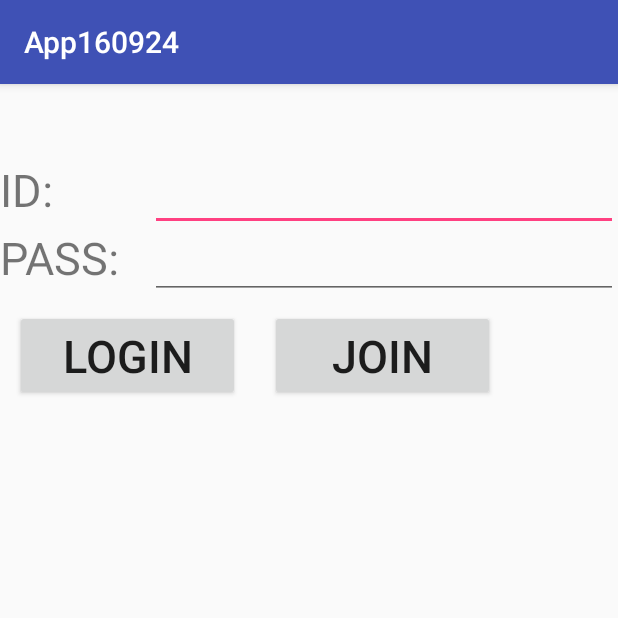
After one commit to ysnet1/App160924, an Android app: the LoginActivity screen opened directly, with no data from a screen before it, on a phone screen of 412 x 824 dp, the top half of it. The commit adds this screen. Run offline under Robolectric (Android 15) with nearby library versions, the phone set to English and light mode, and no system bars.

Commit message:
comit 14:38

```diff
--- a/app/src/main/AndroidManifest.xml
+++ b/app/src/main/AndroidManifest.xml
@@ -9,15 +9,15 @@
         android:supportsRtl="true"
         android:theme="@style/AppTheme">
         <activity android:name=".MainActivity">
-
-        </activity>
-        <activity android:name=".CalcActivity">
             <intent-filter>
                 <action android:name="android.intent.action.MAIN" />
 
                 <category android:name="android.intent.category.LAUNCHER" />
             </intent-filter>
         </activity>
+        <activity android:name=".calc.CalcActivity" />
+        <activity android:name=".Member.LoginActivity" />
+        <activity android:name=".Member.JoinActivity"></activity>
     </application>
 
 </manifest>
--- /dev/null
+++ b/app/src/main/java/com/ysnet/android/app160924/Member/LoginActivity.java
@@ -0,0 +1,64 @@
+package com.ysnet.android.app160924.Member;
+
+import android.os.Bundle;
+import android.support.v7.app.AppCompatActivity;
+import android.view.View;
+import android.widget.Button;
+import android.widget.EditText;
+import android.widget.Toast;
+
+import com.ysnet.android.app160924.R;
+
+public class LoginActivity extends AppCompatActivity implements View.OnClickListener{
+    Button bt_login,bt_join;
+    EditText et_id,et_pw;
+    MemberService service = new MemberServiceImpl();
+
+    @Override
+    protected void onCreate(Bundle savedInstanceState) {
+        super.onCreate(savedInstanceState);
+        setContentView(R.layout.activity_login);
+
+        bt_login = (Button)findViewById(R.id.bt_login);
+        bt_join =(Button)findViewById(R.id.bt_login);
+        et_id = (EditText)findViewById(R.id.et_id);
+        et_pw = (EditText)findViewById(R.id.et_pw);
+
+        bt_login.setOnClickListener(this);
+        bt_join.setOnClickListener(this);
+
+    }
+
+    @Override
+    public void onClick(View v) {
+        String id = et_id.getText().toString(),
+                pw = et_pw.getText().toString();
+        MemberDTO member = new MemberDTO();
+        switch (v.getId()){
+            case R.id.bt_login:
+                member.setId(id);
+                member.setPw(pw);
+                member = service.login(member);
+                if(member.getId().equals("NONE")){
+                    Toast.makeText(LoginActivity.this,
+                            "존재하지않는 아이디 입니다.",
+                            Toast.LENGTH_LONG).show();
+
+                }else if(member.getId().equals("NO_MATCH")){
+                    Toast.makeText(LoginActivity.this,
+                            "비밀번호가 존재하지 않습니다.",
+                            Toast.LENGTH_LONG).show();
+                }else{
+                    Toast.makeText(LoginActivity.this,
+                            "환영합니다."+id,
+                            Toast.LENGTH_LONG).show();
+                }
+
+                break;
+            case R.id.bt_join:
+
+                break;
+        }
+
+    }
+}
--- /dev/null
+++ b/app/src/main/java/com/ysnet/android/app160924/Member/MemberService.java
@@ -0,0 +1,10 @@
+package com.ysnet.android.app160924.Member;
+
+/**
+ * Created by Young on 2016-10-01.
+ */
+
+public interface MemberService {
+    public MemberDTO login(MemberDTO member);
+    public MemberDTO join(MemberDTO member);
+}
--- /dev/null
+++ b/app/src/main/res/layout/activity_login.xml
@@ -0,0 +1,61 @@
+<?xml version="1.0" encoding="utf-8"?>
+<LinearLayout android:layout_height="match_parent"
+    android:layout_width="match_parent"
+    android:orientation="vertical"
+    xmlns:android="http://schemas.android.com/apk/res/android"
+    android:weightSum="1">
+    <LinearLayout android:layout_height="wrap_content"
+        android:layout_width="match_parent"
+        android:orientation="horizontal"
+        android:layout_marginTop="50dp">
+        <TextView
+            android:layout_width="100dp"
+            android:layout_height="wrap_content"
+            android:textSize="30dp"
+            android:text="ID: "/>
+        <EditText
+            android:layout_width="match_parent"
+            android:layout_height="wrap_content"
+            android:id="@+id/et_id"/>
+    </LinearLayout>
+
+    <LinearLayout android:layout_height="wrap_content"
+        android:layout_width="match_parent"
+        android:orientation="horizontal">
+        <TextView
+            android:layout_width="100dp"
+            android:layout_height="wrap_content"
+            android:textSize="30dp"
+            android:text="PASS: "/>
+        <EditText
+            android:layout_width="match_parent"
+            android:layout_height="wrap_content"
+            android:id="@+id/et_pw"
+            />
+
+    </LinearLayout>
+        <LinearLayout
+            android:layout_height="wrap_content"
+            android:layout_width="wrap_content"
+            android:orientation="horizontal"
+            >
+        <Button
+            android:layout_height="wrap_content"
+            android:layout_width="150dp"
+            android:layout_marginTop="10dp"
+            android:layout_marginLeft="10dp"
+            android:text="Login"
+            android:textSize="30dp"
+            android:id="@+id/bt_login"/>
+        <Button
+            android:layout_height="wrap_content"
+            android:layout_width="150dp"
+            android:layout_marginTop="10dp"
+            android:layout_marginLeft="20dp"
+            android:text="join"
+            android:textSize="30dp"
+            android:id="@+id/bt_join"/>
+
+
+            </LinearLayout>
+</LinearLayout>
```
Also changed, not shown: app/src/main/java/com/ysnet/android/app160924/MainActivity.java (+32 -2 lines), app/src/main/java/com/ysnet/android/app160924/Member/JoinActivity.java (added, +15 -0 lines), app/src/main/java/com/ysnet/android/app160924/Member/MemberDAO.java (added, +32 -0 lines), app/src/main/java/com/ysnet/android/app160924/Member/MemberDTO.java (added, +65 -0 lines), app/src/main/java/com/ysnet/android/app160924/Member/MemberServiceImpl.java (added, +36 -0 lines), app/src/main/java/com/ysnet/android/app160924/calc/CalcActivity.java (renamed from app/src/main/java/com/ysnet/android/app160924/CalcActivity.java, +11 -7 lines), app/src/main/java/com/ysnet/android/app160924/calc/CalcDTO.java (added, +33 -0 lines), app/src/main/java/com/ysnet/android/app160924/calc/CalcService.java (added, +13 -0 lines), app/src/main/java/com/ysnet/android/app160924/calc/CalcServiceImpl.java (added, +54 -0 lines), app/src/main/res/layout/activity_join.xml (added, +13 -0 lines), app/src/main/res/layout/activity_main.xml (+7 -0 lines).
